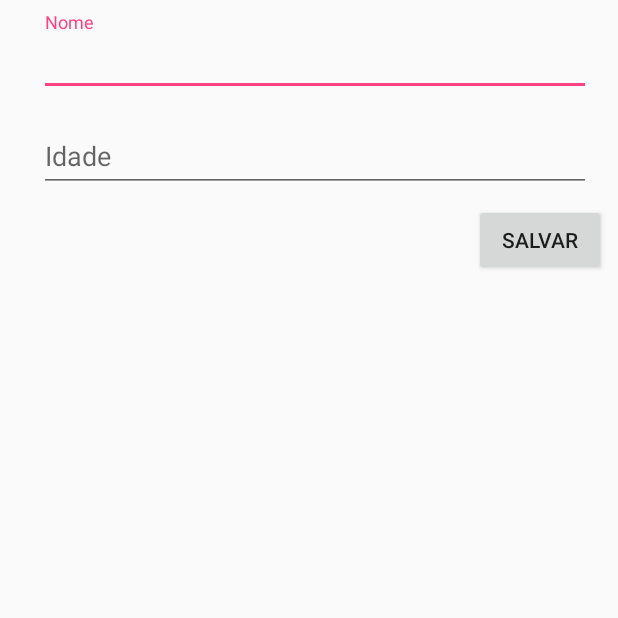
After one commit to mariofelesdossantosjunior/RegisterKotlin, an Android app: the DetailActivity screen opened directly, with no data from a screen before it, on a phone screen of 412 x 824 dp, the top half of it. The commit adds this screen. Run offline under Robolectric (Android 15) with nearby library versions, the phone set to English and light mode, and no system bars.

Commit message:
init commit

```diff
--- a/app/build.gradle
+++ b/app/build.gradle
@@ -26,10 +26,11 @@ dependencies {
     androidTestCompile('com.android.support.test.espresso:espresso-core:2.2.2', {
         exclude group: 'com.android.support', module: 'support-annotations'
     })
+    compile "org.jetbrains.kotlin:kotlin-stdlib-jre7:$kotlin_version"
     compile 'com.android.support:appcompat-v7:26.+'
     compile 'com.android.support.constraint:constraint-layout:1.0.2'
+    compile 'com.android.support:design:26.+'
     testCompile 'junit:junit:4.12'
-    compile "org.jetbrains.kotlin:kotlin-stdlib-jre7:$kotlin_version"
 }
 repositories {
     mavenCentral()
--- a/app/src/main/AndroidManifest.xml
+++ b/app/src/main/AndroidManifest.xml
@@ -16,6 +16,10 @@
                 <category android:name="android.intent.category.LAUNCHER" />
             </intent-filter>
         </activity>
+        <activity
+            android:name=".DetailActivity"
+            android:label="@string/title_activity_detail"
+            android:theme="@style/AppTheme.NoActionBar"></activity>
     </application>
 
 </manifest>
--- /dev/null
+++ b/app/src/main/java/mario/com/registerkotlin/DetailActivity.kt
@@ -0,0 +1,31 @@
+package mario.com.registerkotlin
+
+import android.app.Activity
+import android.content.Intent
+import android.os.Bundle
+import android.support.v7.app.AppCompatActivity
+import com.example.mario.deleteme.Person
+import kotlinx.android.synthetic.main.activity_detail.*
+
+class DetailActivity : AppCompatActivity() {
+
+    override fun onCreate(savedInstanceState: Bundle?) {
+        super.onCreate(savedInstanceState)
+        setContentView(R.layout.activity_detail)
+
+        btnSave.setOnClickListener {
+            val name = edName.text.toString()
+            val age = edAge.text.toString().toInt()
+            val person = Person(name,age)
+
+            val intent = Intent()
+            intent.putExtra(EXTRA_PERSON,person)
+            setResult(Activity.RESULT_OK,intent)
+            finish()
+        }
+    }
+
+    companion object {
+        val EXTRA_PERSON = "person"
+    }
+}
--- /dev/null
+++ b/app/src/main/res/layout/activity_detail.xml
@@ -0,0 +1,57 @@
+<?xml version="1.0" encoding="utf-8"?>
+<android.support.constraint.ConstraintLayout xmlns:android="http://schemas.android.com/apk/res/android"
+    xmlns:app="http://schemas.android.com/apk/res-auto"
+    xmlns:tools="http://schemas.android.com/tools"
+    android:layout_width="match_parent"
+    android:layout_height="match_parent"
+    tools:context=".DetailActivity">
+
+    <android.support.design.widget.TextInputLayout
+        android:id="@+id/textInputLayout"
+        android:layout_width="368dp"
+        android:layout_height="wrap_content"
+        android:layout_marginLeft="0dp"
+        android:layout_marginStart="8dp"
+        android:layout_marginTop="8dp"
+        app:layout_constraintLeft_toLeftOf="parent"
+        app:layout_constraintTop_toTopOf="parent"
+        android:layout_marginRight="0dp"
+        app:layout_constraintRight_toRightOf="parent">
+
+        <EditText
+            android:id="@+id/edName"
+            android:layout_width="match_parent"
+            android:layout_height="wrap_content"
+            android:hint="Nome" />
+    </android.support.design.widget.TextInputLayout>
+
+    <android.support.design.widget.TextInputLayout
+        android:id="@+id/textInputLayout2"
+        android:layout_width="368dp"
+        android:layout_height="wrap_content"
+        android:layout_marginLeft="0dp"
+        android:layout_marginStart="8dp"
+        android:layout_marginTop="8dp"
+        app:layout_constraintLeft_toLeftOf="parent"
+        app:layout_constraintTop_toBottomOf="@+id/textInputLayout"
+        android:layout_marginRight="0dp"
+        app:layout_constraintRight_toRightOf="parent">
+
+        <EditText
+            android:id="@+id/edAge"
+            android:layout_width="match_parent"
+            android:layout_height="wrap_content"
+            android:hint="Idade" />
+    </android.support.design.widget.TextInputLayout>
+
+    <Button
+        android:id="@+id/btnSave"
+        android:layout_width="wrap_content"
+        android:layout_height="wrap_content"
+        android:layout_marginRight="8dp"
+        android:layout_marginTop="8dp"
+        android:text="Salvar"
+        app:layout_constraintRight_toRightOf="parent"
+        app:layout_constraintTop_toBottomOf="@+id/textInputLayout2"
+        android:layout_marginEnd="8dp" />
+</android.support.constraint.ConstraintLayout>
--- /dev/null
+++ b/app/src/main/res/values/dimens.xml
@@ -0,0 +1,3 @@
+<resources>
+    <dimen name="fab_margin">16dp</dimen>
+</resources>
--- a/app/src/main/res/values/strings.xml
+++ b/app/src/main/res/values/strings.xml
@@ -1,3 +1,4 @@
 <resources>
     <string name="app_name">RegisterKotlin</string>
+    <string name="title_activity_detail">DetailActivity</string>
 </resources>
--- a/app/src/main/res/values/styles.xml
+++ b/app/src/main/res/values/styles.xml
@@ -8,4 +8,13 @@
         <item name="colorAccent">@color/colorAccent</item>
     </style>
 
+    <style name="AppTheme.NoActionBar">
+        <item name="windowActionBar">false</item>
+        <item name="windowNoTitle">true</item>
+    </style>
+
+    <style name="AppTheme.AppBarOverlay" parent="ThemeOverlay.AppCompat.Dark.ActionBar" />
+
+    <style name="AppTheme.PopupOverlay" parent="ThemeOverlay.AppCompat.Light" />
+
 </resources>
```
Also changed, not shown: app/src/main/java/mario/com/registerkotlin/ActivityExtensions.kt (added, +8 -0 lines), app/src/main/java/mario/com/registerkotlin/MainActivity.java (deleted, +0 -13 lines), app/src/main/java/mario/com/registerkotlin/MainActivity.kt (added, +48 -0 lines), app/src/main/java/mario/com/registerkotlin/Person.kt (added, +12 -0 lines), app/src/main/res/drawable/ic_add.xml (added, +10 -0 lines), app/src/main/res/layout/activity_main.xml (+16 -6 lines), app/src/main/res/layout/content_detail.xml (added, +11 -0 lines).
